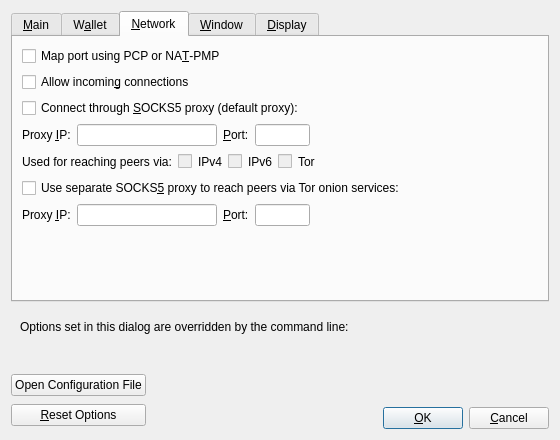
The window that src/qt/forms/optionsdialog.ui (l0rinc/bitcoin) describes before a commit, drawn with Qt 5.
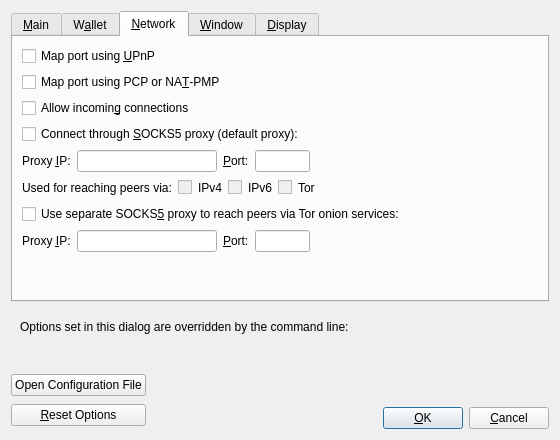
The same window after the commit. The open tabs and pages were chosen to show the change. Custom widgets are drawn as their Qt base class.

```diff
--- a/src/qt/forms/optionsdialog.ui
+++ b/src/qt/forms/optionsdialog.ui
@@ -315,6 +315,16 @@
        <string>&amp;Network</string>
       </attribute>
       <layout class="QVBoxLayout" name="verticalLayout_Network">
+       <item>
+        <widget class="QCheckBox" name="mapPortUpnp">
+         <property name="toolTip">
+          <string>Automatically open the Bitcoin client port on the router. This only works when your router supports UPnP and it is enabled.</string>
+         </property>
+         <property name="text">
+          <string>Map port using &amp;UPnP</string>
+         </property>
+        </widget>
+       </item>
        <item>
         <widget class="QCheckBox" name="mapPortNatpmp">
          <property name="toolTip">
```
